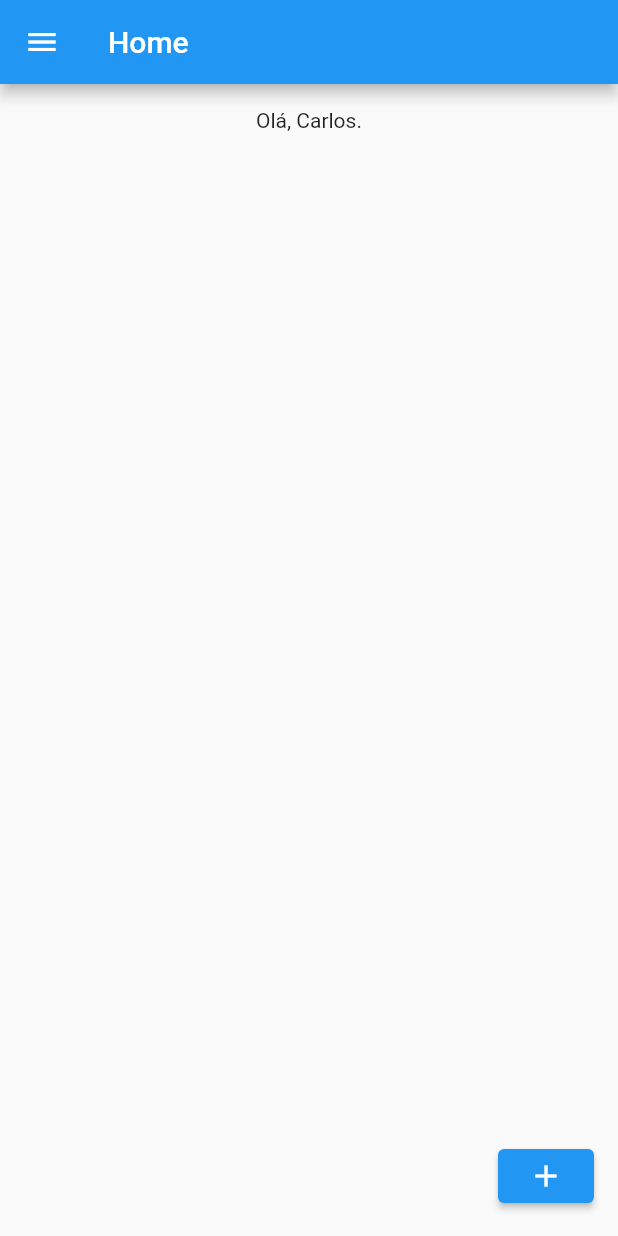
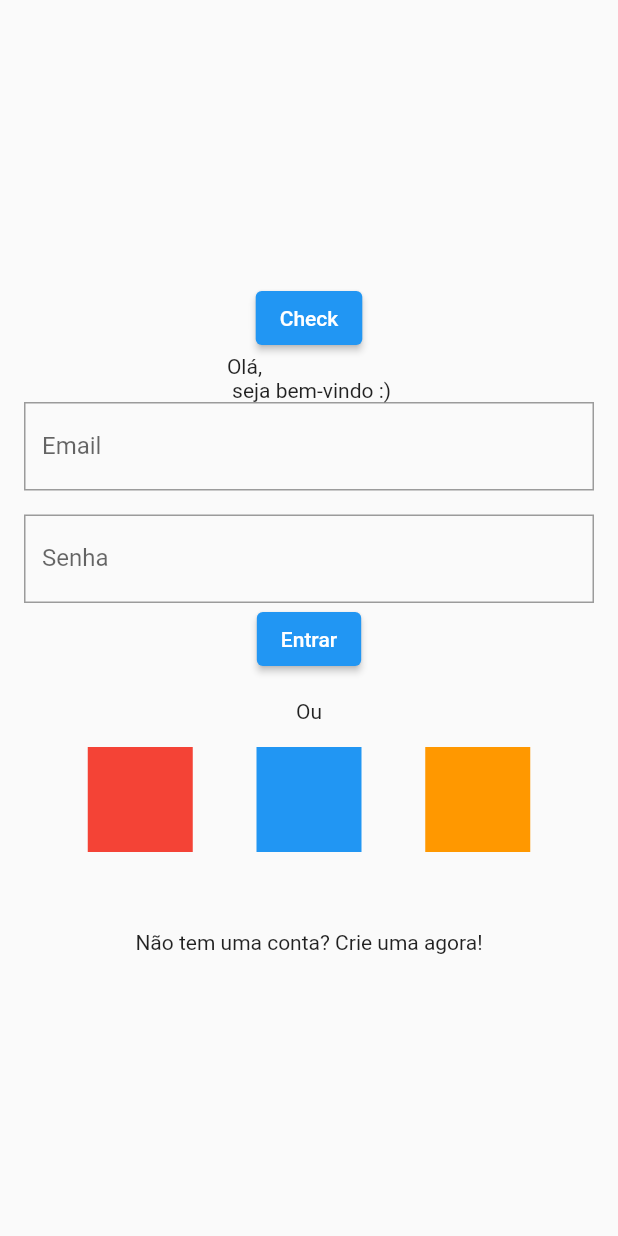
Before and after one commit to iCarlosAugusto/myBooknote, a Flutter app: the screen it shows after launch, on a phone screen of 412 x 824 dp. Run offline on Flutter 3.47's test engine with Material 2 defaults, Android fonts, the phone set to English and light mode, and no system bars; our stand-ins replace auto_size_text, cloud_firestore, dotted_border, expandable, file_picker, firebase_auth and 8 more; accounts and stored records are empty; generated files the repository leaves out were written again.

Commit message:
Começando a tela de loigin

```diff
--- /dev/null
+++ b/lib/pages/authentication/authentication_page.dart
@@ -0,0 +1,72 @@
+import 'package:firebase_auth/firebase_auth.dart';
+import 'package:flutter/material.dart';
+import 'package:mybooknote/pages/authentication/authentication_controller.dart';
+import 'package:mybooknote/widgets/textfieldWidget.dart';
+
+class AuthenticationPage extends StatelessWidget {
+  const AuthenticationPage({super.key});
+
+  @override
+  Widget build(BuildContext context) {
+    AuthenticationController controller = AuthenticationController();
+
+    return Scaffold(
+      body: Center(
+        child: Padding(
+          padding: const EdgeInsets.symmetric(horizontal: 16),
+          child: Form(
+            key: controller.formKey,
+            child: Column(
+              mainAxisAlignment: MainAxisAlignment.center,
+              children: [
+                ElevatedButton(onPressed: controller.checkUser, child: Text('Check')),
+                Text('Olá, \n seja bem-vindo :)'),
+                TextfieldWidget(
+                  labelText: 'Email',
+                  hintText: 'Ex: carlos@gmail.com',
+                  controller: controller.emailTextfieldController,
+                  validator: (value) => controller.validateEmail(value)
+                ),
+                TextfieldWidget(
+                  labelText: 'Senha',
+                  margin: const EdgeInsets.only(top: 16),
+                  controller: controller.passwordTextfieldController,
+                  validator: (value) => controller.validatePassword(value),
+                ),
+                ElevatedButton(onPressed: controller.authenticate, child: Text('Entrar')),
+                const Padding(
+                  padding: EdgeInsets.symmetric(vertical: 16),
+                  child: Text('Ou'),
+                ),
+                Row(
+                  mainAxisAlignment: MainAxisAlignment.spaceEvenly,
+                  children: [
+                    Container(
+                      width: 70,
+                      height: 70,
+                      color: Colors.red,
+                    ),
+                    Container(
+                      width: 70,
+                      height: 70,
+                      color: Colors.blue,
+                    ),
+                    Container(
+                      width: 70,
+                      height: 70,
+                      color: Colors.orange,
+                    ),
+                  ],
+                ),
+                const Padding(
+                  padding: EdgeInsets.only(top: 52),
+                  child: Text('Não tem uma conta? Crie uma agora!'),
+                )
+              ],
+            ),
+          ),
+        ),
+      ),
+    );
+  }
+}
--- a/lib/routes/routes.dart
+++ b/lib/routes/routes.dart
@@ -1,7 +1,9 @@
+import 'package:firebase_auth/firebase_auth.dart';
 import 'package:flutter/cupertino.dart';
 import 'package:go_router/go_router.dart';
 import 'package:mybooknote/entities/anotation_entity.dart';
 import 'package:mybooknote/pages/anotation/anotation_page.dart';
+import 'package:mybooknote/pages/authentication/authentication_page.dart';
 import 'package:mybooknote/pages/createAnotation/create_anotation_page.dart';
 import 'package:mybooknote/pages/subject_page/subject_page.dart';
 import 'package:mybooknote/routes/global_context.dart';
@@ -13,6 +15,11 @@ final GoRouter router = GoRouter(
   routes: <RouteBase>[
     GoRoute(
       path: '/',
+      name: '/authentication',
+      builder: (context, state) => const AuthenticationPage(),
+    ),
+    GoRoute(
+      path: '/home',
       name: '/home',
       builder: (BuildContext context, GoRouterState state) {
         return const Home();
@@ -22,18 +29,14 @@ final GoRouter router = GoRouter(
       path: '/subject/:subjectID',
       name: '/subject',
       builder: (BuildContext context, GoRouterState state) {
-        return SubjectPage(
-          subjectID: state.params["subjectID"]!
-        );
+        return SubjectPage(subjectID: state.params["subjectID"]!);
       },
     ),
     GoRoute(
       path: '/createAnotation/:subjectID',
       name: '/createAnotation',
       builder: (BuildContext context, GoRouterState state) {
-        return CreateAnotation(
-          subjectID: state.params["subjectID"]!
-        );
+        return CreateAnotation(subjectID: state.params["subjectID"]!);
       },
     ),
     GoRoute(
--- a/pubspec.yaml
+++ b/pubspec.yaml
@@ -47,8 +47,9 @@ dependencies:
   firebase_core: ^2.5.0
   cloud_firestore: ^4.4.0
   json_annotation: ^4.8.0
-
-
+  firebase_auth: ^4.2.8
+  hive: ^2.2.3
+  hive_flutter: ^1.1.0
 
 dev_dependencies:
   flutter_test:
@@ -60,6 +61,7 @@ dev_dependencies:
   auto_size_text: ^3.0.0
   file_picker: ^5.2.5
   dotted_border: ^2.0.0+3
+  hive_generator: ^2.0.0
 
   # The "flutter_lints" package below contains a set of recommended lints to
   # encourage good coding practices. The lint set provided by the package is
```
Also changed, not shown: lib/pages/authentication/authentication_controller.dart (added, +61 -0 lines), lib/pages/authentication/authentication_controller.g.dart (added), lib/pages/createAnotation/create_anotation_controller.g.dart, pubspec.lock, 1 other file.
